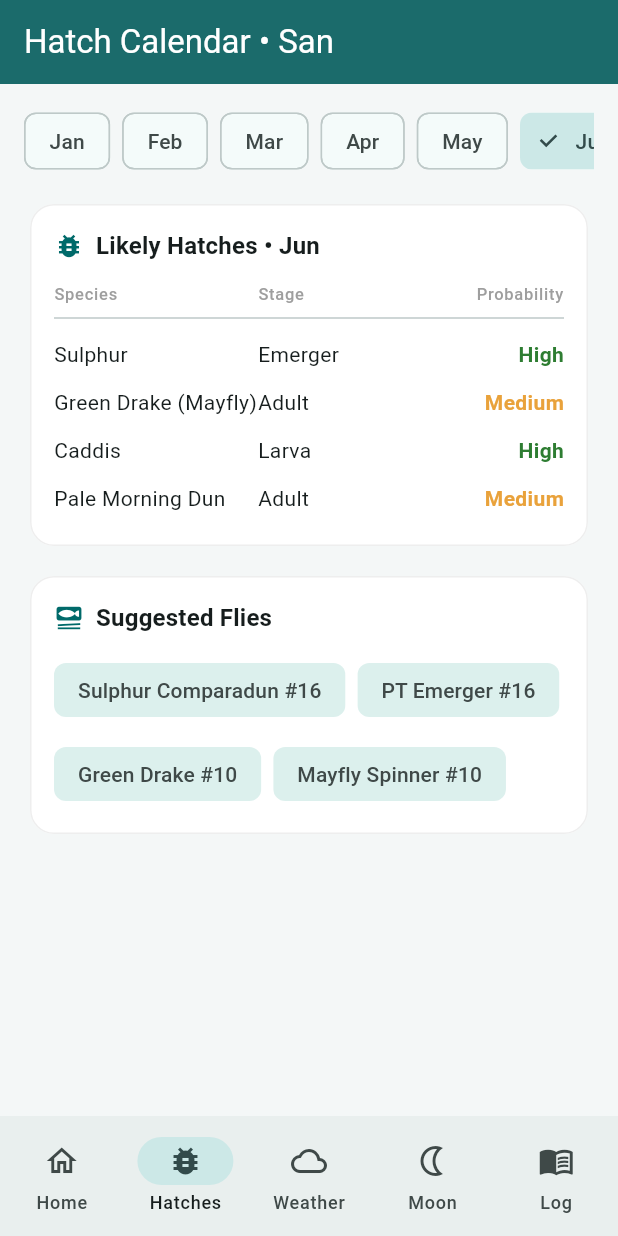
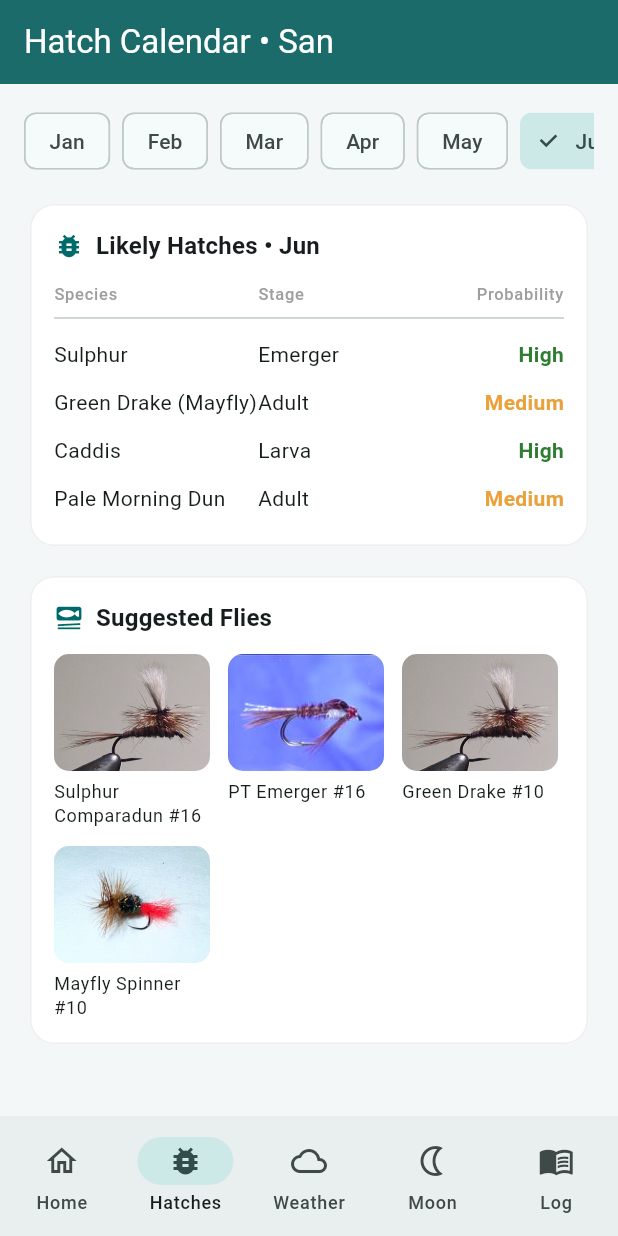
Before and after one commit to Alefer84/fishing_assistant, a Flutter app: the screen it shows after launch, item 2 of the bottom bar chosen, on a phone screen of 412 x 824 dp. Run offline on Flutter 3.47's test engine with Material 3 defaults, Android fonts, the phone set to English and light mode, and no system bars; our stand-ins replace shared_preferences; network calls fail.

Commit message:
Show tied-fly thumbnails under Suggested Flies (Hatches)
- Bundle 7 representative CC/public-domain fly photos (Wikimedia Commons)
- Map each recommended pattern to the closest fly type (flyImageAsset)
- Render image tiles with an icon fallback; credits in assets/flies/CREDITS.md

Co-Authored-By: Devin AI <158243242+devin-ai-integration[bot]@users.noreply.github.com>

```diff
--- a/lib/screens/hatch_screen.dart
+++ b/lib/screens/hatch_screen.dart
@@ -4,6 +4,7 @@ import 'package:provider/provider.dart';
 import '../models/hatch.dart';
 import '../providers/app_state.dart';
 import '../theme.dart';
+import '../utils/fly_images.dart';
 import '../widgets/responsive.dart';
 import '../widgets/section_card.dart';
 
@@ -84,24 +85,58 @@ class _HatchScreenState extends State<HatchScreen> {
                 title: 'Suggested Flies',
                 icon: Icons.set_meal,
                 child: Wrap(
-                  spacing: 8,
-                  runSpacing: 8,
+                  spacing: 12,
+                  runSpacing: 12,
                   children: state.hatchService
                       .recommendedFlies(river.id, _month)
-                      .map(
-                        (f) => Chip(
-                          label: Text(f),
-                          backgroundColor: AppTheme.accent.withValues(
-                            alpha: 0.12,
-                          ),
-                          side: BorderSide.none,
-                        ),
-                      )
+                      .map((f) => _FlyTile(name: f))
                       .toList(),
                 ),
               ),
           ],
         ),
+      ),
+    );
+  }
+}
+
+class _FlyTile extends StatelessWidget {
+  const _FlyTile({required this.name});
+
+  final String name;
+
+  @override
+  Widget build(BuildContext context) {
+    final theme = Theme.of(context);
+    return SizedBox(
+      width: 104,
+      child: Column(
+        mainAxisSize: MainAxisSize.min,
+        crossAxisAlignment: CrossAxisAlignment.start,
+        children: [
+          ClipRRect(
+            borderRadius: BorderRadius.circular(10),
+            child: Container(
+              width: 104,
+              height: 78,
+              color: AppTheme.accent.withValues(alpha: 0.08),
+              child: Image.asset(
+                flyImageAsset(name),
+                fit: BoxFit.cover,
+                errorBuilder: (context, error, stack) => const Center(
+                  child: Icon(Icons.set_meal, color: AppTheme.accent),
+                ),
+              ),
+            ),
+          ),
+          const SizedBox(height: 6),
+          Text(
+            name,
+            style: theme.textTheme.bodySmall,
+            maxLines: 2,
+            overflow: TextOverflow.ellipsis,
+          ),
+        ],
       ),
     );
   }
--- /dev/null
+++ b/lib/utils/fly_images.dart
@@ -0,0 +1,31 @@
+/// Maps a recommended fly name to a representative tied-fly image asset.
+///
+/// The recommendations are specific patterns (e.g. "Elk Hair Caddis #14"); we
+/// group them by fly type and show a representative photo. Images are bundled
+/// assets sourced from Wikimedia Commons — see `assets/flies/CREDITS.md`.
+String flyImageAsset(String flyName) {
+  final name = flyName.toLowerCase();
+
+  bool has(String s) => name.contains(s);
+
+  // Order matters: more specific keywords first.
+  if (has('larva') || has('pupa') || has('prince')) {
+    return 'assets/flies/bead_nymph.jpg';
+  }
+  if (has('midge') || has('gnat') || has('buzzer')) {
+    return 'assets/flies/midge.jpg';
+  }
+  if (has('spinner')) return 'assets/flies/spinner.jpg';
+  if (has('caddis')) return 'assets/flies/caddis.jpg';
+  if (has('nymph') ||
+      has('emerger') ||
+      has('pheasant tail') ||
+      name.startsWith('pt ')) {
+    return 'assets/flies/nymph.jpg';
+  }
+  if (has('bugger') || has('streamer') || has('woolly')) {
+    return 'assets/flies/streamer.jpg';
+  }
+  // Duns, comparaduns, drakes, terrestrials and anything else: a dry fly.
+  return 'assets/flies/dry_mayfly.jpg';
+}
```
Also changed, not shown: pubspec.yaml (+9 -0 lines), assets/flies/bead_nymph.jpg (added), assets/flies/caddis.jpg (added), assets/flies/dry_mayfly.jpg (added), assets/flies/midge.jpg (added), assets/flies/nymph.jpg (added), assets/flies/spinner.jpg (added), assets/flies/streamer.jpg (added), 1 other file.
